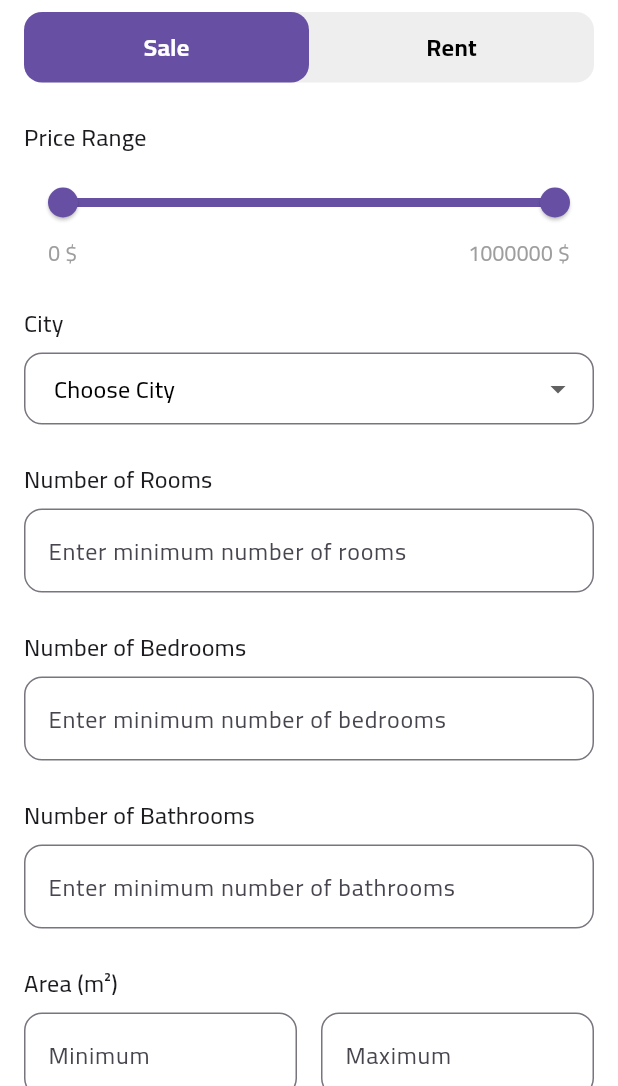
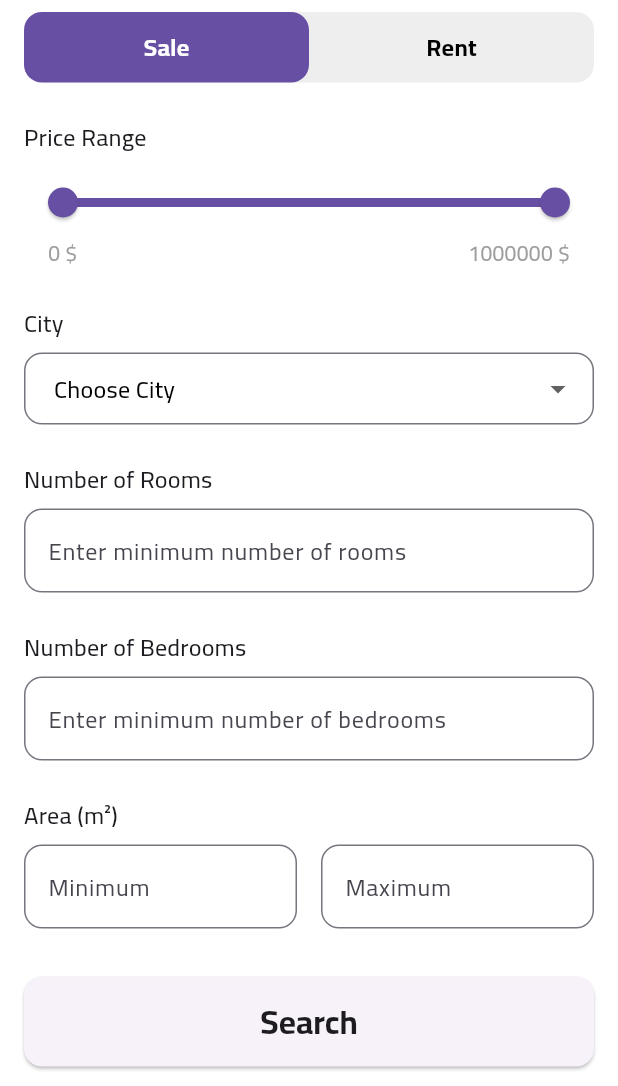
Before and after one commit to MTSH0IT/property_app, a Flutter app: the FilterPropertyView screen opened by its route, on a phone screen of 412 x 824 dp, the part 150-1236 px from its top. Run offline on Flutter 3.47's test engine with Material 3 defaults, Android fonts, the phone set to English and light mode, and no system bars; our stand-ins replace bloc, carousel_slider, cloud_firestore, easy_localization, firebase_auth, firebase_core and 10 more; accounts and stored records are empty; network calls fail.

Commit message:
Refactor filter functionality by removing FilterModel and directly using FilterEntity in Firestore services and property repository. Update FilterEntity to exclude minBathrooms and adjust related UI components for improved data handling and user experience.

```diff
--- a/lib/core/entites/filter_entity.dart
+++ b/lib/core/entites/filter_entity.dart
@@ -5,7 +5,6 @@ class FilterEntity {
   final String? city;
   final int? minRooms;
   final int? minBedrooms;
-  final int? minBathrooms;
   final int? minArea;
   final int? maxArea;
 
@@ -16,7 +15,6 @@ class FilterEntity {
     this.city,
     this.minRooms,
     this.minBedrooms,
-    this.minBathrooms,
     this.minArea,
     this.maxArea,
   });
@@ -24,6 +22,6 @@ class FilterEntity {
   @override
   String toString() {
     return 'FilterEntity(type: '
-        '	$type, minPrice: $minPrice, maxPrice: $maxPrice, city: $city, minRooms: $minRooms, minBedrooms: $minBedrooms, minBathrooms: $minBathrooms, minArea: $minArea, maxArea: $maxArea)';
+        '	$type, minPrice: $minPrice, maxPrice: $maxPrice, city: $city, minRooms: $minRooms, minBedrooms: $minBedrooms, minArea: $minArea, maxArea: $maxArea)';
   }
 }
--- a/lib/core/repo/property_repo_imp.dart
+++ b/lib/core/repo/property_repo_imp.dart
@@ -1,10 +1,7 @@
 import 'dart:developer';
-
 import 'package:property_app/core/entites/property_entity.dart';
 import 'package:property_app/core/entites/filter_entity.dart';
-
 import 'package:property_app/core/models/property_model.dart';
-import 'package:property_app/core/models/filter_model.dart';
 import 'package:property_app/core/repo/property_repo.dart';
 import 'package:property_app/core/services/firestore_services.dart';
 import 'package:property_app/core/services/supabese_storge.dart';
@@ -54,7 +51,7 @@ class PropertyRepoImp extends PropertyRepo {
     try {
       final properties = await firestore.getFilteredData(
         path: 'property',
-        filter: FilterModel.fromEntity(filter),
+        filter: filter,
       );
 
       List<PropertyModel> propertyModels =
--- a/lib/features/filter_property/presentation/view/widgets/filter_property_view_body.dart
+++ b/lib/features/filter_property/presentation/view/widgets/filter_property_view_body.dart
@@ -4,6 +4,7 @@ import 'package:flutter/material.dart';
 import 'package:flutter_bloc/flutter_bloc.dart';
 import 'package:easy_localization/easy_localization.dart';
 import 'package:property_app/core/entites/filter_entity.dart';
+import 'package:property_app/core/helper_functions/build_snack_bar_message.dart';
 import 'package:property_app/features/add_property/presentation/views/widgets/type_property.dart';
 import 'package:property_app/features/filter_property/presentation/cubit/filter_property_cubit.dart';
 import 'package:property_app/features/filter_property/presentation/view/filter_results_view.dart';
@@ -20,13 +21,13 @@ class FilterPropertyViewBody extends StatefulWidget {
 class _FilterPropertyViewBodyState extends State<FilterPropertyViewBody> {
   String selectedType = 'للبيع';
   RangeValues priceRange = const RangeValues(0, 1000000);
-  int? minPrice;
-  int? maxPrice;
+  int minPrice = 0;
+  int maxPrice = 1000000;
   String? selectedCity;
-  int? minRooms;
-  int? minBedrooms;
-  int? minBathrooms;
-  int? minArea;
+  int minRooms = 0;
+  int minBedrooms = 0;
+  int minBathrooms = 0;
+  int minArea = 0;
   int? maxArea;
 
   @override
@@ -144,7 +145,7 @@ class _FilterPropertyViewBodyState extends State<FilterPropertyViewBody> {
               NumberInputField(
                 hintText: 'filter.min_rooms'.tr(),
                 onChanged: (value) {
-                  minRooms = int.tryParse(value);
+                  minRooms = int.tryParse(value) ?? 0;
                 },
               ),
               const SizedBox(height: 24),
@@ -158,21 +159,7 @@ class _FilterPropertyViewBodyState extends State<FilterPropertyViewBody> {
               NumberInputField(
                 hintText: 'filter.min_bedrooms'.tr(),
                 onChanged: (value) {
-                  minBedrooms = int.tryParse(value);
-                },
-              ),
-              const SizedBox(height: 24),
-
-              // عدد الحمامات
-              Text(
-                'filter.bathrooms'.tr(),
-                style: Theme.of(context).textTheme.titleMedium,
-              ),
-              const SizedBox(height: 8),
-              NumberInputField(
-                hintText: 'filter.min_bathrooms'.tr(),
-                onChanged: (value) {
-                  minBathrooms = int.tryParse(value);
+                  minBedrooms = int.tryParse(value) ?? 0;
                 },
               ),
               const SizedBox(height: 24),
@@ -189,7 +176,7 @@ class _FilterPropertyViewBodyState extends State<FilterPropertyViewBody> {
                     child: NumberInputField(
                       hintText: 'filter.min_area'.tr(),
                       onChanged: (value) {
-                        minArea = int.tryParse(value);
+                        minArea = int.tryParse(value) ?? 0;
                       },
                     ),
                   ),
@@ -216,6 +203,14 @@ class _FilterPropertyViewBodyState extends State<FilterPropertyViewBody> {
                           state is FilterPropertyLoading
                               ? null
                               : () {
+                                if (selectedCity == null) {
+                                  buildSnackBarMessage(
+                                    context,
+                                    "اختر المدينة",
+                                    Colors.orange,
+                                  );
+                                  return;
+                                }
                                 final filter = FilterEntity(
                                   type: selectedType,
                                   minPrice: minPrice,
@@ -223,7 +218,6 @@ class _FilterPropertyViewBodyState extends State<FilterPropertyViewBody> {
                                   city: selectedCity,
                                   minRooms: minRooms,
                                   minBedrooms: minBedrooms,
-                                  minBathrooms: minBathrooms,
                                   minArea: minArea,
                                   maxArea: maxArea,
                                 );
--- a/lib/features/splash/presentation/views/widgets/splash_view_body.dart
+++ b/lib/features/splash/presentation/views/widgets/splash_view_body.dart
@@ -16,7 +16,10 @@ class SplashViewBody extends StatefulWidget {
 class _SplashViewBodyState extends State<SplashViewBody> {
   @override
   void initState() {
-    Future.delayed(const Duration(seconds: 3), () {
+    Future.delayed(const Duration(seconds: 1), () {
+      if (!mounted) {
+        return;
+      }
       if (FirebaseAuthServices().isLoggedIn()) {
         Navigator.pushReplacementNamed(context, MainView.routeName);
       } else if (Prefs.getBool("isOnboarded")) {
```
Also changed, not shown: lib/core/models/filter_model.dart (deleted, +0 -81 lines), lib/core/services/firestore_services.dart (+3 -25 lines), lib/features/main_view.dart/presentation/views/home_view.dart (+3 -26 lines), lib/features/main_view.dart/presentation/views/main_view.dart (+8 -3 lines), lib/features/main_view.dart/presentation/views/map_view.dart (+4 -12 lines).
